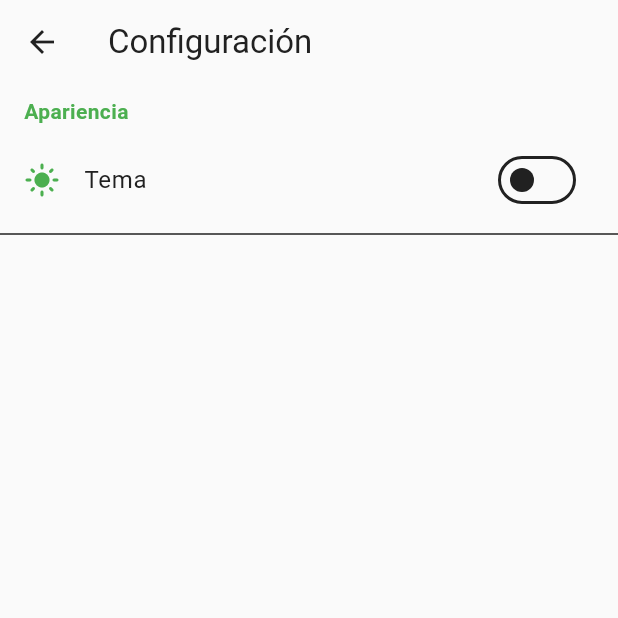
After one commit to BorjaZRB/Zaitec.FCT.nutripro_1, a Flutter app: the ConfigPage screen opened directly, on a phone screen of 412 x 824 dp, the top half of it. The commit adds this screen. Run offline on Flutter 3.47's test engine with Material 3 defaults, Android fonts, the phone set to English and light mode, and no system bars; our stand-ins replace firebase_auth, firebase_core, shared_preferences; accounts and stored records are empty.

Commit message:
Implement theme-based image loading and add configuration and profile pages

```diff
--- /dev/null
+++ b/nutripro_1/lib/presentation/pages/config/conf_page.dart
@@ -0,0 +1,50 @@
+import 'package:flutter/material.dart';
+import 'package:provider/provider.dart';
+import '../../../data/providers/theme_provider.dart';
+
+class ConfigPage extends StatelessWidget {
+  const ConfigPage({super.key});
+
+  @override
+  Widget build(BuildContext context) {
+    final theme = Theme.of(context);
+
+    return Scaffold(
+      appBar: AppBar(
+        title: const Text('Configuración'),
+      ),
+      body: ListView(
+        children: [
+          Padding(
+            padding: const EdgeInsets.symmetric(horizontal: 16.0, vertical: 8.0),
+            child: Text(
+              'Apariencia',
+              style: TextStyle(
+                fontSize: 14,
+                color: theme.colorScheme.primary,
+                fontWeight: FontWeight.bold,
+              ),
+            ),
+          ),
+          ListTile(
+            leading: Icon(
+              context.watch<ThemeProvider>().isDarkMode
+                  ? Icons.dark_mode
+                  : Icons.light_mode,
+              color: theme.colorScheme.primary,
+            ),
+            title: const Text('Tema'),
+            trailing: Switch(
+              value: context.watch<ThemeProvider>().isDarkMode,
+              onChanged: (_) {
+                context.read<ThemeProvider>().toggleTheme();
+              },
+            ),
+          ),
+          const Divider(),
+          // Aquí puedes añadir más configuraciones siguiendo el mismo patrón
+        ],
+      ),
+    );
+  }
+}
```
Also changed, not shown: nutripro_1/lib/presentation/pages/auth/login_page.dart (+6 -1 lines), nutripro_1/lib/presentation/pages/auth/register_page.dart (+6 -1 lines), nutripro_1/lib/presentation/pages/home/home_page.dart (+67 -20 lines), nutripro_1/lib/presentation/pages/profile/profile_page.dart (added, +17 -0 lines), nutripro_1/assets/images/NutriPro.png, nutripro_1/assets/images/NutriPro1.jpg (deleted), nutripro_1/assets/images/NutriProDark.png (added).
